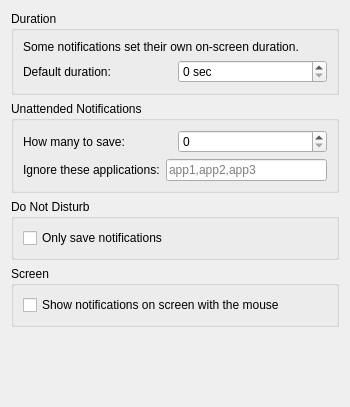
Qt form config/advancedsettings.ui (lxqt/lxqt-notificationd) before a commit.
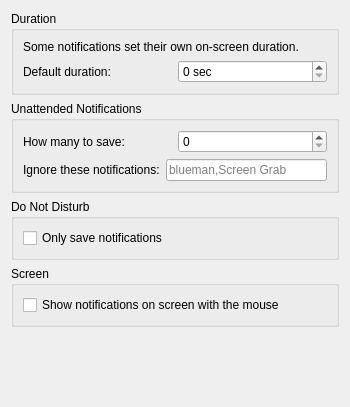
The same form after that commit.

Commit message:
improve blacklist section (#421)
* make blacklist tooltip more clear and consise

* make blacklist label more clear

* change blacklist placeholder to example

```diff
--- a/config/advancedsettings.ui
+++ b/config/advancedsettings.ui
@@ -39,7 +39,7 @@
            <string>Application name is on the top of notification.</string>
           </property>
           <property name="text">
-           <string>Ignore these applications:</string>
+           <string>Ignore these notifications:</string>
           </property>
          </widget>
         </item>
@@ -49,7 +49,7 @@
            <string>Application name is on the top of notification.</string>
           </property>
           <property name="placeholderText">
-           <string>app1,app2,app3</string>
+           <string>blueman,Screen Grab</string>
           </property>
           <property name="clearButtonEnabled">
            <bool>true</bool>
```
Left out of the diff: 4 changed lines with no effect on the pictures.
